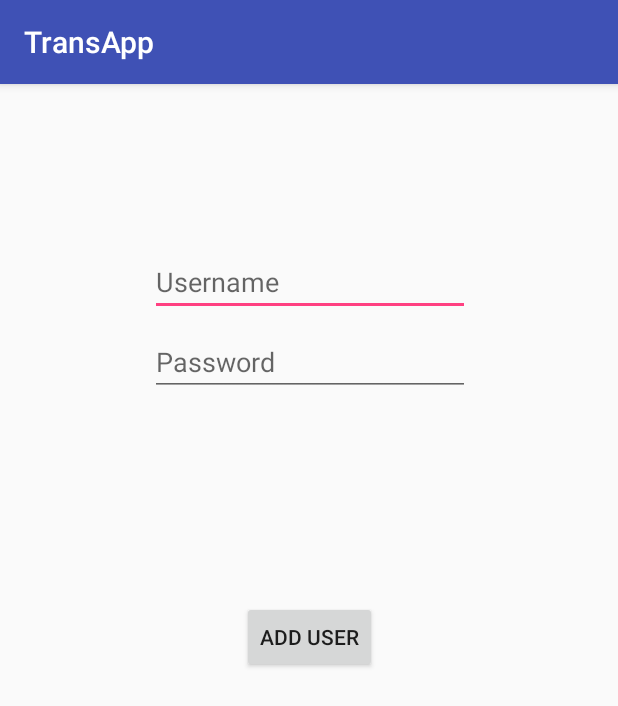
After one commit to kamil-chmiel/TransApp, an Android app: the AddUser screen opened directly, with no data from a screen before it, on a phone screen of 412 x 824 dp. The commit adds this screen. Shown: the top 706 px of the screen. Run offline under Robolectric (Android 15) with nearby library versions, the phone set to English and light mode, and no system bars.

Commit message:
Inserting new users added.

```diff
--- a/app/src/main/AndroidManifest.xml
+++ b/app/src/main/AndroidManifest.xml
@@ -18,6 +18,11 @@
                 <category android:name="android.intent.category.LAUNCHER" />
             </intent-filter>
         </activity>
+        <activity
+            android:name=".Manager2Activity"
+            android:label="@string/title_activity_manager2"
+            android:theme="@style/AppTheme.NoActionBar" />
+        <activity android:name=".AddUser"></activity>
     </application>
 
 </manifest>
--- /dev/null
+++ b/app/src/main/java/com/example/kamil/transapp/AddUser.java
@@ -0,0 +1,42 @@
+package com.example.kamil.transapp;
+
+import android.support.v7.app.AppCompatActivity;
+import android.os.Bundle;
+import android.view.View;
+import android.widget.EditText;
+
+interface RegistrationStatus {
+    void myMethod(boolean result, String workerType);
+}
+
+public class AddUser extends AppCompatActivity {
+
+    EditText username, password, workerType;
+
+    @Override
+    protected void onCreate(Bundle savedInstanceState) {
+        super.onCreate(savedInstanceState);
+        setContentView(R.layout.activity_add_user);
+        username = (EditText) findViewById(R.id.usernameText);
+        password = (EditText) findViewById(R.id.passwordText);
+        workerType = (EditText) findViewById(R.id.typeText);
+    }
+
+    public void OnAdd(View view)
+    {
+        String user_name = username.getText().toString();
+        String _password = password.getText().toString();
+        String worker_type = workerType.getText().toString();
+
+        String type = "register";
+
+        BackgroundWorker bgWorker = new BackgroundWorker(this, new ResultCheck() {
+            @Override
+            public void myMethod(String result) {
+
+            }
+        });
+
+        bgWorker.execute(type, user_name, _password, worker_type);
+    }
+}
--- /dev/null
+++ b/app/src/main/java/com/example/kamil/transapp/ResultCheck.java
@@ -0,0 +1,5 @@
+package com.example.kamil.transapp;
+
+public interface ResultCheck {
+    void myMethod(String result);
+}
--- /dev/null
+++ b/app/src/main/res/layout/activity_add_user.xml
@@ -0,0 +1,62 @@
+<?xml version="1.0" encoding="utf-8"?>
+<android.support.constraint.ConstraintLayout xmlns:android="http://schemas.android.com/apk/res/android"
+    xmlns:app="http://schemas.android.com/apk/res-auto"
+    xmlns:tools="http://schemas.android.com/tools"
+    android:layout_width="match_parent"
+    android:layout_height="match_parent"
+    tools:context="com.example.kamil.transapp.AddUser">
+
+    <EditText
+        android:id="@+id/usernameText"
+        android:layout_width="wrap_content"
+        android:layout_height="wrap_content"
+        android:ems="10"
+        android:hint="Username"
+        android:inputType="textPersonName"
+        app:layout_constraintHorizontal_bias="0.502"
+        app:layout_constraintLeft_toLeftOf="parent"
+        app:layout_constraintRight_toRightOf="parent"
+        app:layout_constraintTop_toTopOf="parent"
+        android:layout_marginTop="109dp" />
+
+    <EditText
+        android:id="@+id/passwordText"
+        android:layout_width="wrap_content"
+        android:layout_height="wrap_content"
+        android:ems="10"
+        android:hint="Password"
+        android:inputType="textPersonName"
+        app:layout_constraintHorizontal_bias="0.502"
+        app:layout_constraintLeft_toLeftOf="parent"
+        app:layout_constraintRight_toRightOf="parent"
+        android:layout_marginTop="8dp"
+        android:layout_marginBottom="8dp"
+        app:layout_constraintBottom_toTopOf="@+id/typeText"
+        app:layout_constraintVertical_bias="0.096"
+        app:layout_constraintTop_toBottomOf="@+id/usernameText" />
+
+    <EditText
+        android:id="@+id/typeText"
+        android:layout_width="wrap_content"
+        android:layout_height="wrap_content"
+        android:ems="10"
+        android:hint="Type"
+        android:inputType="textPersonName"
+        app:layout_constraintHorizontal_bias="0.502"
+        app:layout_constraintLeft_toLeftOf="parent"
+        app:layout_constraintRight_toRightOf="parent"
+        android:layout_marginTop="17dp"
+        app:layout_constraintTop_toBottomOf="@+id/typeText" />
+
+    <Button
+        android:id="@+id/addUserToBase"
+        android:layout_width="wrap_content"
+        android:layout_height="wrap_content"
+        android:text="Add User"
+        android:onClick="OnAdd"
+        app:layout_constraintLeft_toLeftOf="parent"
+        app:layout_constraintRight_toRightOf="parent"
+        android:layout_marginTop="146dp"
+        app:layout_constraintTop_toBottomOf="@+id/typeText" />
+
+</android.support.constraint.ConstraintLayout>
--- a/app/src/main/res/layout/activity_login.xml
+++ b/app/src/main/res/layout/activity_login.xml
@@ -67,7 +67,8 @@
         app:layout_constraintRight_toRightOf="parent"
         app:layout_constraintLeft_toLeftOf="parent"
         app:layout_constraintBottom_toTopOf="@+id/loginButton"
-        app:layout_constraintTop_toBottomOf="@+id/loginText" />
+        app:layout_constraintTop_toBottomOf="@+id/loginText"
+        app:layout_constraintHorizontal_bias="0.498" />
 
     <ImageView
         android:id="@+id/imageView"
--- a/app/src/main/res/layout/activity_manager.xml
+++ b/app/src/main/res/layout/activity_manager.xml
@@ -6,7 +6,8 @@
     android:layout_width="match_parent"
     android:layout_height="match_parent"
     android:background="#FFFFFF"
-    android:orientation="vertical">
+    android:orientation="vertical"
+    tools:context="com.example.kamil.transapp.Manager2Activity">
 
     <android.support.constraint.ConstraintLayout
         android:id="@+id/info"
@@ -203,9 +204,10 @@
                 android:layout_height="68dp"
                 android:clickable="true"
                 android:focusable="auto"
+                android:onClick="OnAddUser"
                 app:backgroundTint="#00FF00"
                 app:layout_constraintBottom_toBottomOf="parent"
-                app:layout_constraintHorizontal_bias="0.355"
+                app:layout_constraintHorizontal_bias="0.492"
                 app:layout_constraintLeft_toLeftOf="parent"
                 app:layout_constraintRight_toRightOf="parent"
                 app:layout_constraintTop_toTopOf="parent"
--- a/app/src/main/res/values/strings.xml
+++ b/app/src/main/res/values/strings.xml
@@ -1,4 +1,7 @@
 <resources>
     <string name="app_name">TransApp</string>
     <string name="title_activity_manager">ManagerActivity</string>
+    <string name="title_activity_cleaner">Cleaner</string>
+    <string name="title_activity_manager2">Manager2Activity</string>
+    <string name="title_activity_twoja_stara">TwojaStara</string>
 </resources>
```
Also changed, not shown: app/src/main/java/com/example/kamil/transapp/BackgroundWorker.java (+79 -10 lines), app/src/main/java/com/example/kamil/transapp/LoginActivity.java (+7 -11 lines), app/src/main/java/com/example/kamil/transapp/Manager2Activity.java (added, +25 -0 lines), app/src/main/java/com/example/kamil/transapp/ManagerActivity.java (added, +24 -0 lines), app/src/main/res/layout/content_manager2.xml (added, +11 -0 lines).
